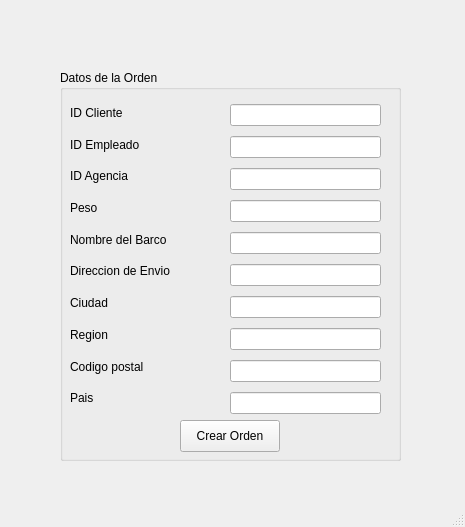
Before: the Qt Designer form mainwindow.ui in jairoaguilarts/Desktop-App-Proyect, drawn with Qt 5.
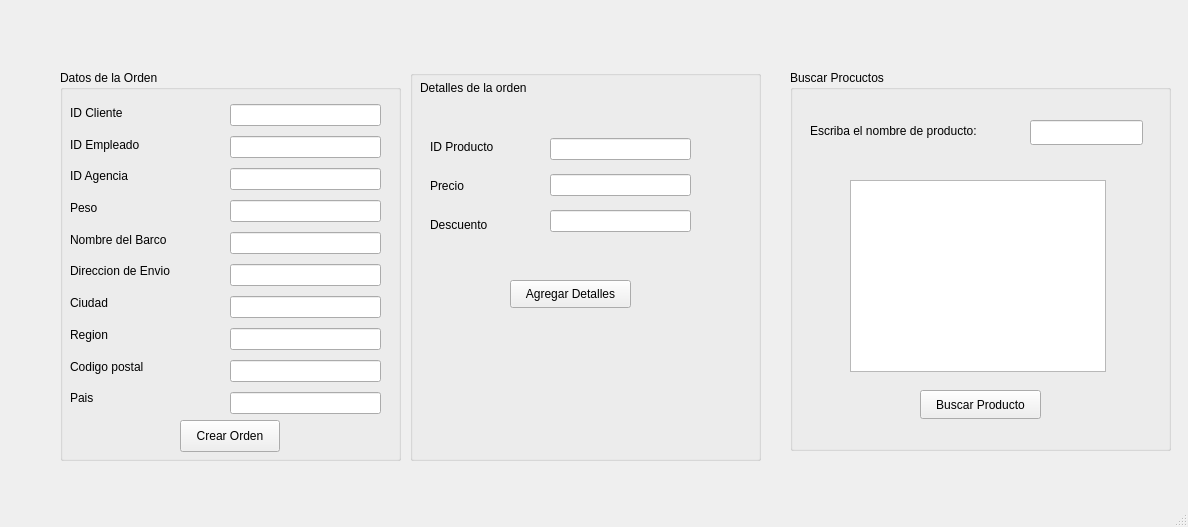
After: the same form once the commit is applied.

```diff
--- a/mainwindow.ui
+++ b/mainwindow.ui
@@ -6,7 +6,7 @@
    <rect>
     <x>0</x>
     <y>0</y>
-    <width>465</width>
+    <width>1188</width>
     <height>527</height>
    </rect>
   </property>
@@ -164,6 +164,158 @@
      </property>
     </widget>
    </widget>
+   <widget class="QGroupBox" name="groupBox_2">
+    <property name="geometry">
+     <rect>
+      <x>410</x>
+      <y>70</y>
+      <width>351</width>
+      <height>391</height>
+     </rect>
+    </property>
+    <property name="title">
+     <string/>
+    </property>
+    <widget class="QLabel" name="label_11">
+     <property name="geometry">
+      <rect>
+       <x>10</x>
+       <y>10</y>
+       <width>141</width>
+       <height>16</height>
+      </rect>
+     </property>
+     <property name="text">
+      <string>Detalles de la orden</string>
+     </property>
+    </widget>
+    <widget class="QWidget" name="verticalLayoutWidget_3">
+     <property name="geometry">
+      <rect>
+       <x>20</x>
+       <y>60</y>
+       <width>111</width>
+       <height>111</height>
+      </rect>
+     </property>
+     <layout class="QVBoxLayout" name="verticalLayout_3">
+      <item>
+       <widget class="QLabel" name="label_12">
+        <property name="text">
+         <string>ID Producto</string>
+        </property>
+       </widget>
+      </item>
+      <item>
+       <widget class="QLabel" name="label_13">
+        <property name="text">
+         <string>Precio</string>
+        </property>
+       </widget>
+      </item>
+      <item>
+       <widget class="QLabel" name="label_14">
+        <property name="text">
+         <string>Descuento</string>
+        </property>
+       </widget>
+      </item>
+     </layout>
+    </widget>
+    <widget class="QWidget" name="verticalLayoutWidget_4">
+     <property name="geometry">
+      <rect>
+       <x>140</x>
+       <y>60</y>
+       <width>141</width>
+       <height>111</height>
+      </rect>
+     </property>
+     <layout class="QVBoxLayout" name="verticalLayout_4">
+      <item>
+       <widget class="QLineEdit" name="LE_producto"/>
+      </item>
+      <item>
+       <widget class="QLineEdit" name="LE_precio"/>
+      </item>
+      <item>
+       <widget class="QLineEdit" name="LE_descuento"/>
+      </item>
+     </layout>
+    </widget>
+    <widget class="QPushButton" name="PB_agregardetalles">
+     <property name="geometry">
+      <rect>
+       <x>100</x>
+       <y>210</y>
+       <width>121</width>
+       <height>28</height>
+      </rect>
+     </property>
+     <property name="text">
+      <string>Agregar Detalles</string>
+     </property>
+    </widget>
+   </widget>
+   <widget class="QGroupBox" name="groupBox_3">
+    <property name="geometry">
+     <rect>
+      <x>790</x>
+      <y>70</y>
+      <width>381</width>
+      <height>381</height>
+     </rect>
+    </property>
+    <property name="title">
+     <string>Buscar Procuctos</string>
+    </property>
+    <widget class="QTableWidget" name="tabla_resultados">
+     <property name="geometry">
+      <rect>
+       <x>60</x>
+       <y>110</y>
+       <width>256</width>
+       <height>192</height>
+      </rect>
+     </property>
+    </widget>
+    <widget class="QPushButton" name="PB_Buscarproducto">
+     <property name="geometry">
+      <rect>
+       <x>130</x>
+       <y>320</y>
+       <width>121</width>
+       <height>29</height>
+      </rect>
+     </property>
+     <property name="text">
+      <string>Buscar Producto</string>
+     </property>
+    </widget>
+    <widget class="QLabel" name="label_15">
+     <property name="geometry">
+      <rect>
+       <x>20</x>
+       <y>50</y>
+       <width>211</width>
+       <height>21</height>
+      </rect>
+     </property>
+     <property name="text">
+      <string>Escriba el nombre de producto:</string>
+     </property>
+    </widget>
+    <widget class="QLineEdit" name="LE_productoDB">
+     <property name="geometry">
+      <rect>
+       <x>240</x>
+       <y>50</y>
+       <width>113</width>
+       <height>25</height>
+      </rect>
+     </property>
+    </widget>
+   </widget>
   </widget>
   <widget class="QMenuBar" name="menubar">
    <property name="geometry">
```
Left out of the diff: 4 changed lines with no effect on the pictures.
